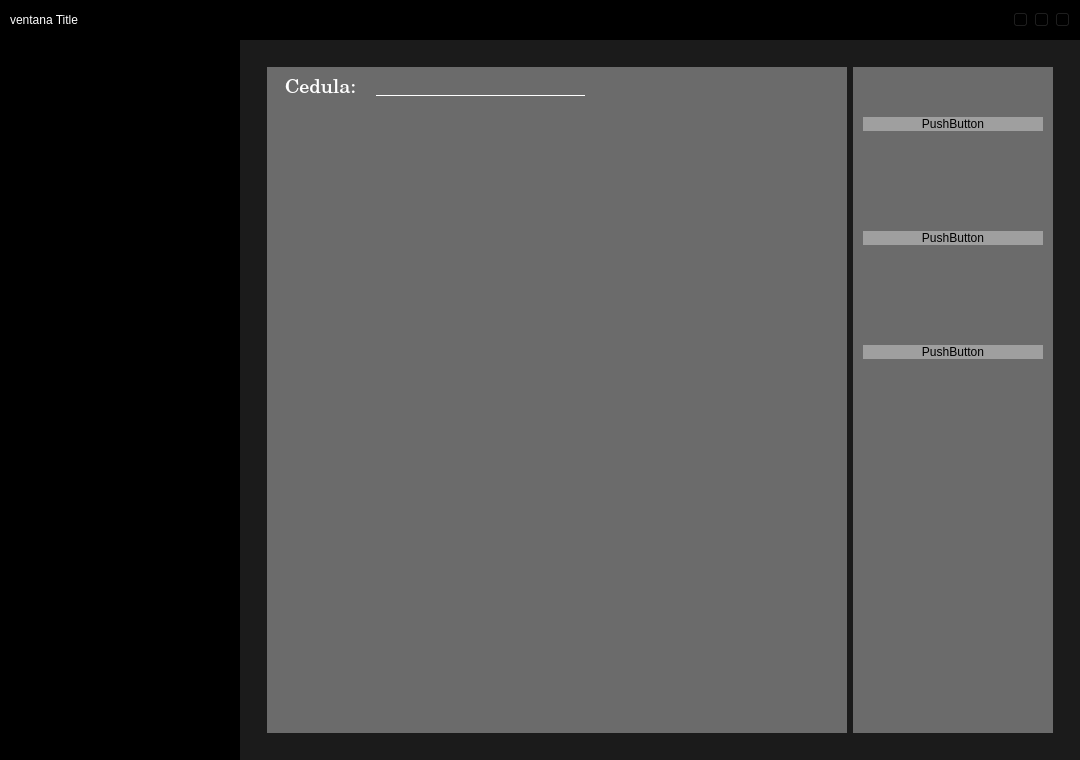
Qt form app/views/work.ui (Jpalacio98/Tzedaka) before a commit.
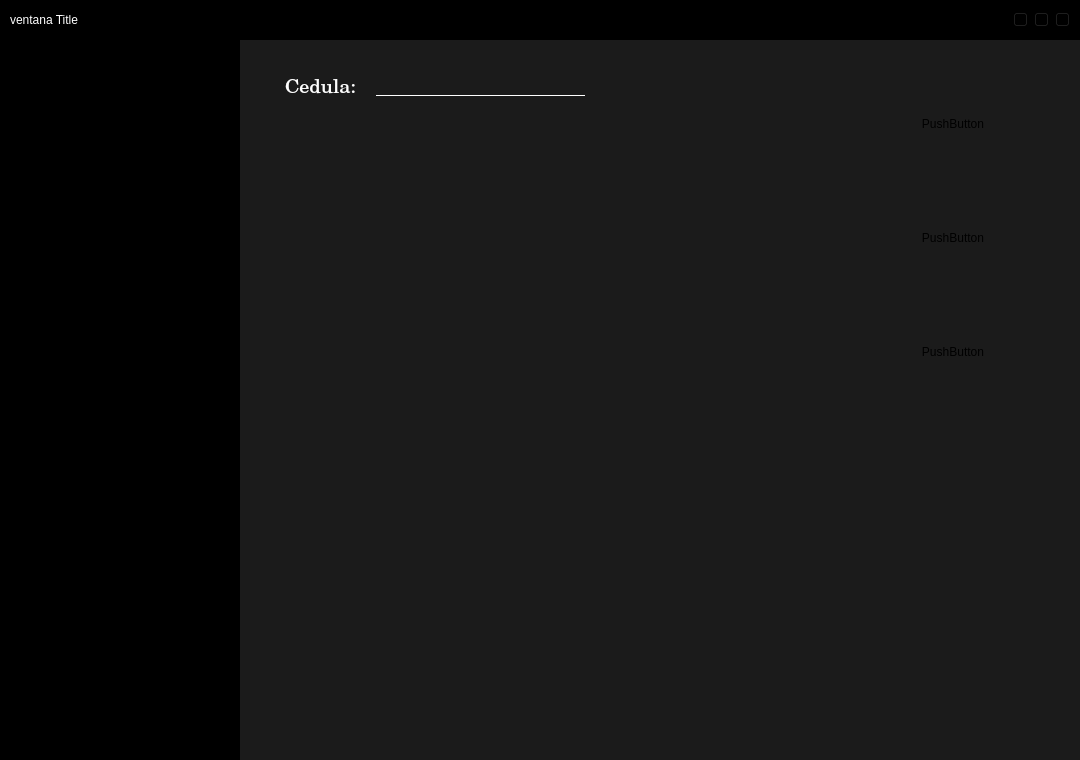
The same form after that commit. Icons and pictures are not drawn.

```diff
--- a/app/views/work.ui
+++ b/app/views/work.ui
@@ -241,7 +241,7 @@
                   <item>
                    <widget class="QFrame" name="frame_3">
                     <property name="styleSheet">
-                     <string notr="true">background-color: rgba(255, 255, 255, 90);</string>
+                     <string notr="true">background-color: rgba(255, 255, 255, 0);</string>
                     </property>
                     <property name="frameShape">
                      <enum>QFrame::Box</enum>
@@ -385,7 +385,7 @@
                      </size>
                     </property>
                     <property name="styleSheet">
-                     <string notr="true">background-color: rgba(255, 255, 255, 90);</string>
+                     <string notr="true">background-color: rgba(255, 255, 255, 0);</string>
                     </property>
                     <property name="frameShape">
                      <enum>QFrame::StyledPanel</enum>
```
